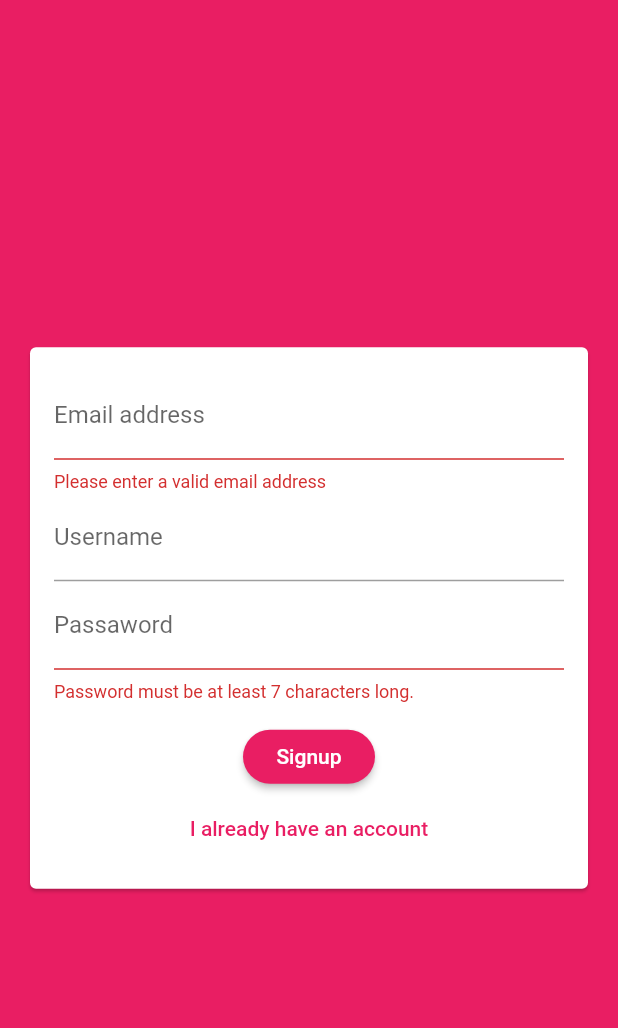
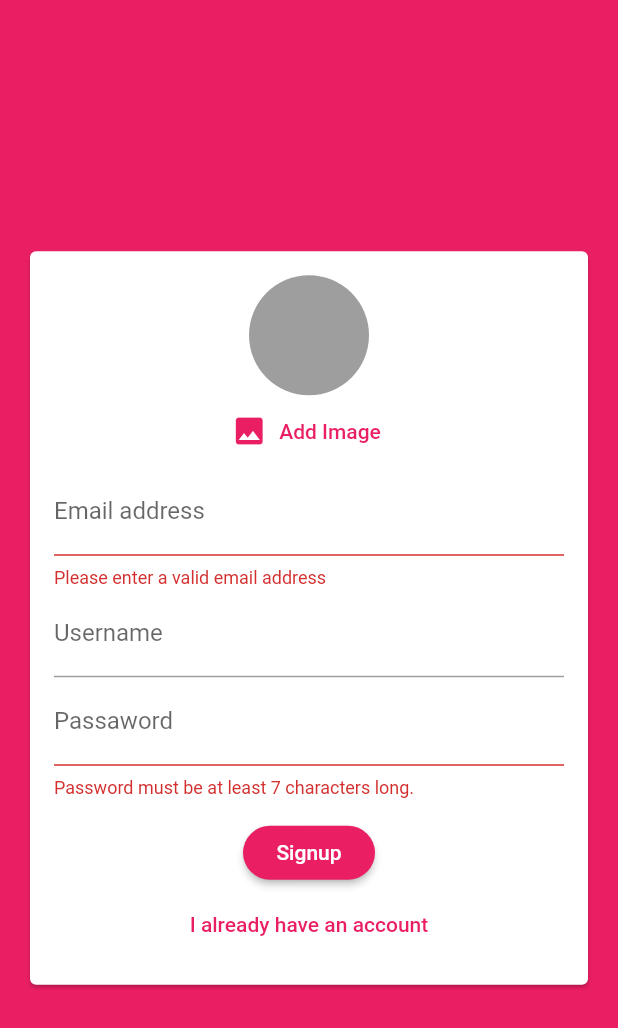
Before and after one commit to suelencn/Chat_app, a Flutter app: the screen it shows after launch, after a tap on "Login", after a tap on "Create new account", on a phone screen of 412 x 824 dp. Shown: the top 1028 px of the screen. Run offline on Flutter 3.47's test engine with Material 2 defaults, Android fonts, the phone set to English and light mode, and no system bars; our stand-ins replace cloud_firestore, firebase_auth, firebase_core, firebase_storage, image_picker; accounts and stored records are empty.

Commit message:
add images on Firestore storage

```diff
--- a/lib/main.dart
+++ b/lib/main.dart
@@ -12,7 +12,11 @@ void main() {
 class MyApp extends StatelessWidget {
   @override
   Widget build(BuildContext context) {
-    Firebase.initializeApp();
+    final Future<FirebaseApp> _initialization = Firebase.initializeApp();
+    return FutureBuilder(
+        // Initialize FlutterFire:
+        future: _initialization,
+        builder: (context, appSnapshot) {
           return MaterialApp(
             title: 'FlutterChat',
             theme: ThemeData(
@@ -38,5 +42,6 @@ class MyApp extends StatelessWidget {
               },
             ),
           );
+        });
   }
 }
--- a/lib/pages/auth_page.dart
+++ b/lib/pages/auth_page.dart
@@ -1,8 +1,10 @@
+import 'dart:io';
 import 'package:flutter/material.dart';
 import 'package:flutter/services.dart';
 import 'package:firebase_auth/firebase_auth.dart';
 import 'package:cloud_firestore/cloud_firestore.dart';
 import 'package:firebase_core/firebase_core.dart';
+import 'package:firebase_storage/firebase_storage.dart';
 
 import 'package:chat_app/widgets/auth/authForm.dart';
 
@@ -19,6 +21,7 @@ class _AuthPageState extends State<AuthPage> {
     String email,
     String password,
     String username,
+    File image,
     bool isLogin,
     BuildContext ctx,
   ) async {
@@ -37,12 +40,20 @@ class _AuthPageState extends State<AuthPage> {
           email: email,
           password: password,
         );
+        final ref = FirebaseStorage.instance
+            .ref()
+            .child('user_image')
+            .child('${authCredential.user!.uid}.jpg');
+        ref.putFile(image).whenComplete(() async {
+          final imageUrl = await ref.getDownloadURL();
           await FirebaseFirestore.instance
               .collection('users')
               .doc(authCredential.user?.uid)
               .set({
             'username': username,
             'email': email,
+            'image_url': imageUrl,
+          });
         });
       }
     } on PlatformException catch (error) {
--- a/lib/widgets/auth/authForm.dart
+++ b/lib/widgets/auth/authForm.dart
@@ -1,3 +1,6 @@
+import 'dart:io';
+
+import 'package:chat_app/widgets/pictures/user_picture.dart';
 import 'package:flutter/material.dart';
 import 'package:firebase_core/firebase_core.dart';
 
@@ -6,6 +9,7 @@ class AuthForm extends StatefulWidget {
     String email,
     String password,
     String username,
+    File image,
     bool isLogin,
     BuildContext ctx,
   ) submitFn;
@@ -23,18 +27,32 @@ class _AuthFormState extends State<AuthForm> {
   var _userEmail = '';
   var _userName = '';
   var _userPassword = '';
+  var _userImageFile;
+
+  void _pickedImage(File image) {
+    _userImageFile = image;
+  }
 
   void _trySubmit() {
     final isValid = _formKey.currentState!.validate();
     //Fecha o teclado após enviar o form
     FocusScope.of(context).unfocus();
-
+    if (_userImageFile == null && !_isLogin) {
+      Scaffold.of(context).showSnackBar(
+        SnackBar(
+          content: const Text('Please pick an image'),
+          backgroundColor: Theme.of(context).errorColor,
+        ),
+      );
+      return;
+    }
     if (isValid) {
       _formKey.currentState!.save();
       widget.submitFn(
         _userEmail.trim(),
         _userPassword.trim(),
         _userName.trim(),
+        _userImageFile,
         _isLogin,
         context,
       );
@@ -55,6 +73,7 @@ class _AuthFormState extends State<AuthForm> {
               child: Column(
                 mainAxisSize: MainAxisSize.min,
                 children: [
+                  if (!_isLogin) UserImagePicker(_pickedImage),
                   TextFormField(
                     key: const ValueKey('email'),
                     validator: (value) {
--- /dev/null
+++ b/lib/widgets/pictures/user_picture.dart
@@ -0,0 +1,52 @@
+import 'dart:io';
+import 'package:flutter/material.dart';
+import 'package:image_picker/image_picker.dart';
+import 'package:firebase_core/firebase_core.dart';
+
+class UserImagePicker extends StatefulWidget {
+  final void Function(File pickedImage) imagePickFn;
+
+  UserImagePicker(this.imagePickFn);
+
+  @override
+  State<UserImagePicker> createState() => _UserImagePickerState();
+}
+
+class _UserImagePickerState extends State<UserImagePicker> {
+  File? _pickedImage;
+
+  void _pickedImagefunction() async {
+    final picker = ImagePicker();
+    final pickedImage = await picker.pickImage(
+      source: ImageSource.camera,
+      imageQuality: 50,
+      maxWidth: 150,
+    );
+    final pickedImageFile = File(pickedImage!.path);
+    setState(() {
+      _pickedImage = pickedImageFile;
+    });
+    widget.imagePickFn(pickedImageFile);
+  }
+
+  @override
+  Widget build(BuildContext context) {
+    Firebase.initializeApp();
+    return Column(
+      children: [
+        CircleAvatar(
+          radius: 40,
+          backgroundColor: Colors.grey,
+          backgroundImage:
+              _pickedImage != null ? FileImage(_pickedImage as File) : null,
+        ),
+        FlatButton.icon(
+          onPressed: _pickedImagefunction,
+          icon: Icon(Icons.image),
+          label: Text('Add Image'),
+          textColor: Theme.of(context).primaryColor,
+        ),
+      ],
+    );
+  }
+}
--- a/pubspec.yaml
+++ b/pubspec.yaml
@@ -37,6 +37,8 @@ dependencies:
   cloud_firestore: ^3.4.9
   firebase_core: ^1.23.0
   firebase_auth: ^3.10.0
+  image_picker: ^0.8.5+3
+  firebase_storage: ^10.3.10
 
 dev_dependencies:
   flutter_test:
```
Also changed, not shown: lib/widgets/chat/message_bubble.dart (added, +93 -0 lines), lib/widgets/chat/messages.dart (+19 -7 lines), lib/widgets/chat/new_message.dart (+11 -1 lines), pubspec.lock. Lines whose indentation alone changed are shown as unchanged.
